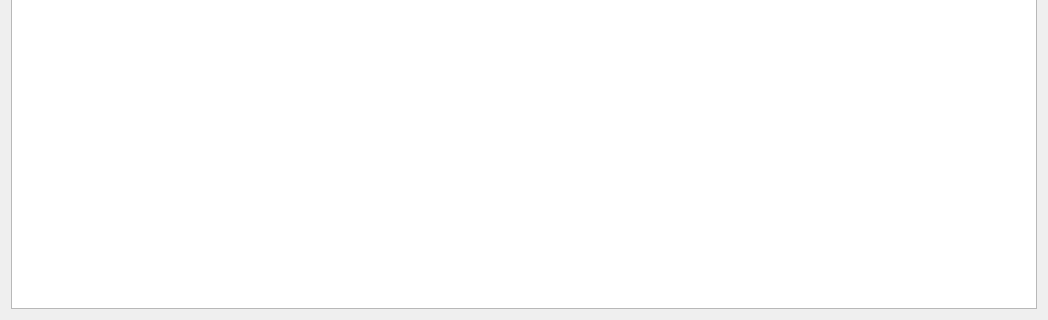
Above: ui/details.ui from rinaldus/mail-notifier before the change; both pictures show x 0 to 1048 and y 299 to 619 of the 1048 by 619 pixel window. Below: the same form after it.
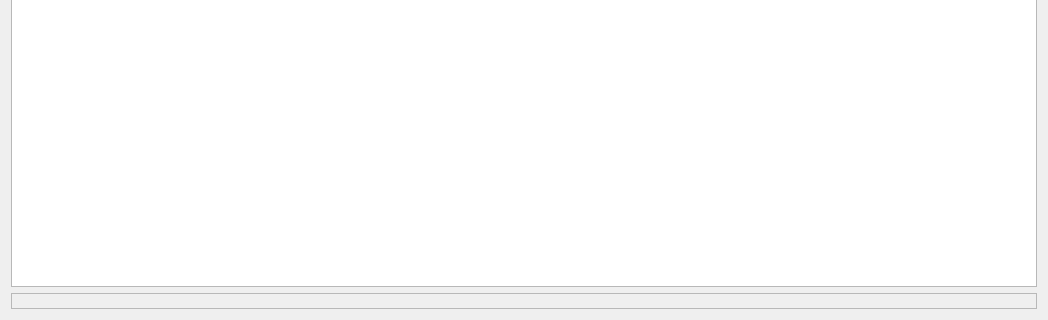
That is the form after the change. Icons and pictures are not drawn.

Commit message: added status bar in Details window

```diff
--- a/ui/details.ui
+++ b/ui/details.ui
@@ -42,6 +42,37 @@
      </item>
     </layout>
    </item>
+   <item>
+    <widget class="QLabel" name="statusBar">
+     <property name="sizePolicy">
+      <sizepolicy hsizetype="Preferred" vsizetype="Preferred">
+       <horstretch>0</horstretch>
+       <verstretch>0</verstretch>
+      </sizepolicy>
+     </property>
+     <property name="minimumSize">
+      <size>
+       <width>0</width>
+       <height>0</height>
+      </size>
+     </property>
+     <property name="baseSize">
+      <size>
+       <width>0</width>
+       <height>0</height>
+      </size>
+     </property>
+     <property name="frameShape">
+      <enum>QFrame::StyledPanel</enum>
+     </property>
+     <property name="frameShadow">
+      <enum>QFrame::Sunken</enum>
+     </property>
+     <property name="text">
+      <string/>
+     </property>
+    </widget>
+   </item>
   </layout>
  </widget>
  <resources>
```
The commit also changes 4 other files.
